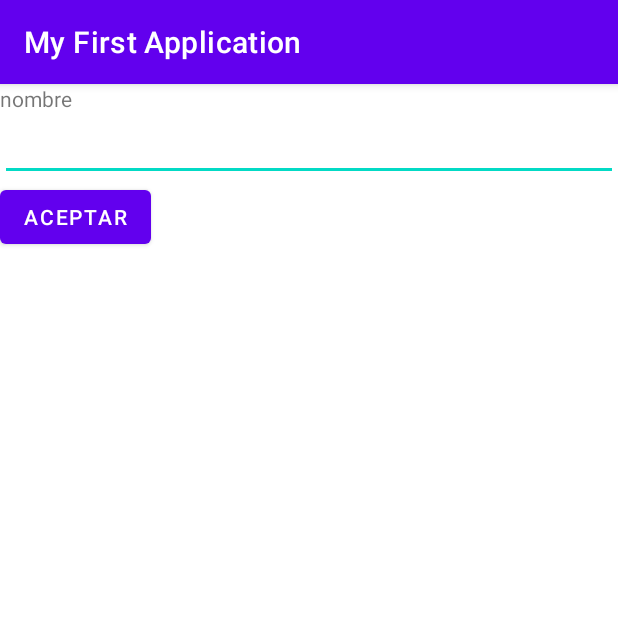
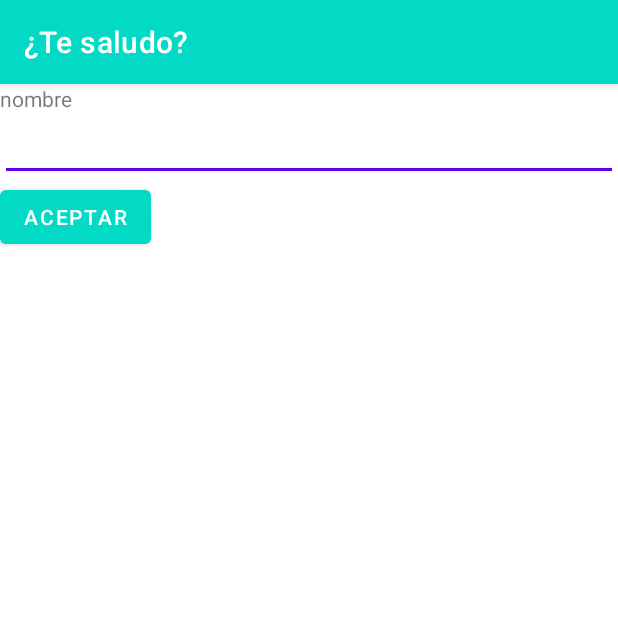
Before and after one commit to raulop194/App-Sencilla-Task4, an Android app: the screen it shows after launch (MainActivity), on a phone screen of 412 x 824 dp, the top half of it. Run offline under Robolectric (Android 15) with nearby library versions, the phone set to English and light mode, and no system bars.

Commit message:
release: 1.0

```diff
--- a/app/src/main/AndroidManifest.xml
+++ b/app/src/main/AndroidManifest.xml
@@ -25,7 +25,6 @@
             android:exported="true">
             <intent-filter>
                 <action android:name="android.intent.action.MAIN" />
-
                 <category android:name="android.intent.category.LAUNCHER" />
             </intent-filter>
         </activity>
--- a/app/src/main/res/values/strings.xml
+++ b/app/src/main/res/values/strings.xml
@@ -1,5 +1,5 @@
 <resources>
-    <string name="app_name">My First Application</string>
+    <string name="app_name">¿Te saludo?</string>
     <string name="plus">+</string>
     <string name="aceptar">Aceptar</string>
     <string name="nombre">nombre</string>
--- a/app/src/main/res/values/themes.xml
+++ b/app/src/main/res/values/themes.xml
@@ -2,12 +2,12 @@
     <!-- Base application theme. -->
     <style name="Theme.MyFirstApplication" parent="Theme.MaterialComponents.DayNight.DarkActionBar">
         <!-- Primary brand color. -->
-        <item name="colorPrimary">@color/purple_500</item>
-        <item name="colorPrimaryVariant">@color/purple_700</item>
+        <item name="colorPrimary">@color/teal_200</item>
+        <item name="colorPrimaryVariant">@color/teal_700</item>
         <item name="colorOnPrimary">@color/white</item>
         <!-- Secondary brand color. -->
-        <item name="colorSecondary">@color/teal_200</item>
-        <item name="colorSecondaryVariant">@color/teal_700</item>
+        <item name="colorSecondary">@color/purple_500</item>
+        <item name="colorSecondaryVariant">@color/purple_700</item>
         <item name="colorOnSecondary">@color/black</item>
         <!-- Status bar color. -->
         <item name="android:statusBarColor" tools:targetApi="l">?attr/colorPrimaryVariant</item>
```
Also changed, not shown: 7 other files.
